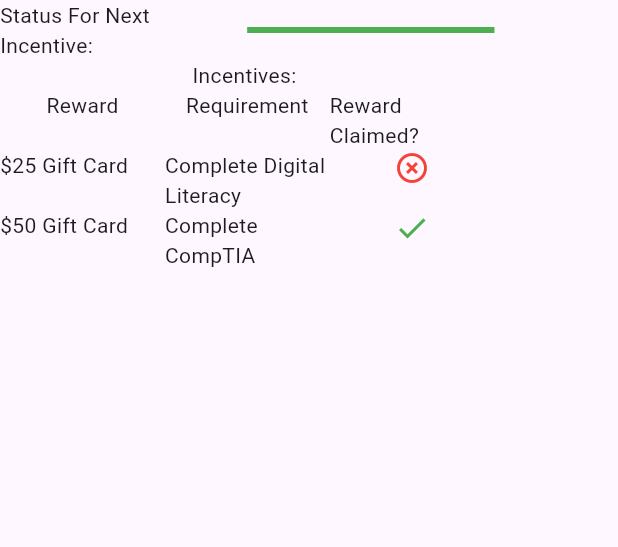
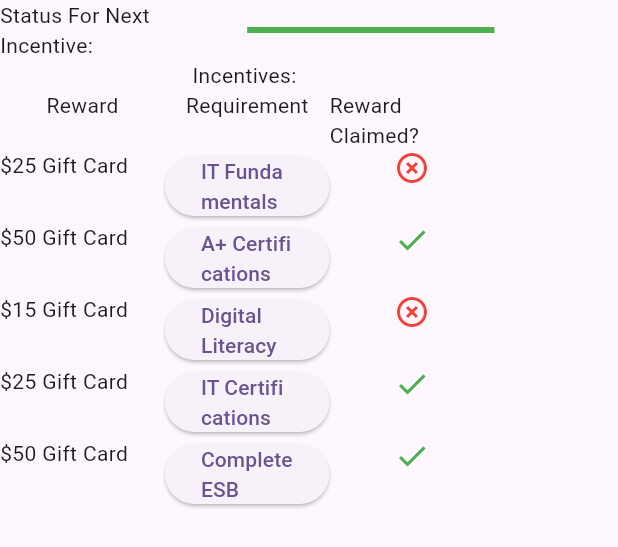
Before and after one commit to cfgcolumbus23/Team-5, a Flutter app: the Incentives widget shown alone on an empty page, opened directly, on a phone screen of 412 x 824 dp. Shown: the top 547 px of the screen. Run offline on Flutter 3.47's test engine with Material 2 defaults, Android fonts, the phone set to English and light mode, and no system bars; our stand-ins replace dio, fl_chart, get; missing offline and left inert: coverflow; network calls fail.

Commit message:
updated incentives

```diff
--- a/team_5_app/lib/pages/student_dashboard/incentives.dart
+++ b/team_5_app/lib/pages/student_dashboard/incentives.dart
@@ -1,4 +1,6 @@
 import 'package:flutter/material.dart';
+import 'package:get/get.dart';
+import 'package:team_5_app/pages/assessment/assessment.dart';
 
 class Incentives extends StatelessWidget {
   const Incentives({super.key});
@@ -16,10 +18,12 @@ class Incentives extends StatelessWidget {
       ],
     ));
     // Table row
-    incentives.add(const TableRow(
+    incentives.add(TableRow(
       children: [
         TableCell(child: Text(r'$25 Gift Card')),
-        TableCell(child: Text('Complete Digital Literacy')),
+        TableCell(child: ElevatedButton(
+          onPressed: () {Get.to(AssessmentPage());},
+          child: Text('IT Fundamentals'))),
         TableCell(
             child: Icon(
           Icons.highlight_off,
@@ -27,10 +31,53 @@ class Incentives extends StatelessWidget {
         ))
       ],
     ));
-    incentives.add(const TableRow(
+    incentives.add(TableRow(
       children: [
         TableCell(child: Text(r'$50 Gift Card')),
-        TableCell(child: Text('Complete CompTIA')),
+        TableCell(child: ElevatedButton(
+          onPressed: () {Get.to(AssessmentPage());},
+          child: Text('A+ Certifications'))),
+        TableCell(
+            child: Icon(
+          Icons.done,
+          color: Colors.green,
+        ))
+      ],
+    ));
+    // Table row
+    incentives.add(TableRow(
+      children: [
+        TableCell(child: Text(r'$15 Gift Card')),
+        TableCell(child: ElevatedButton(
+          onPressed: () {Get.to(AssessmentPage());},
+          child: Text('Digital Literacy'))),
+        TableCell(
+            child: Icon(
+          Icons.highlight_off,
+          color: Colors.red,
+        ))
+      ],
+    ));
+    incentives.add(TableRow(
+      children: [
+        TableCell(child: Text(r'$25 Gift Card')),
+        TableCell(child: ElevatedButton(
+          onPressed: () {Get.to(AssessmentPage());},
+          child: Text('IT Certifications'))),
+        TableCell(
+            child: Icon(
+          Icons.done,
+          color: Colors.green,
+        ))
+      ],
+    ));
+    // Table row
+    incentives.add(TableRow(
+      children: [
+        TableCell(child: Text(r'$50 Gift Card')),
+        TableCell(child: ElevatedButton(
+          onPressed: () {Get.to(AssessmentPage());},
+          child: Text('Complete ESB'))),
         TableCell(
             child: Icon(
           Icons.done,
@@ -39,8 +86,10 @@ class Incentives extends StatelessWidget {
       ],
     ));
 
+
     return FractionallySizedBox(
         widthFactor: .8,
+        heightFactor: 1,
         child: Column(children: [
           const Row(children: [
             Flexible(child: Text("Status For Next Incentive: ")),
```
